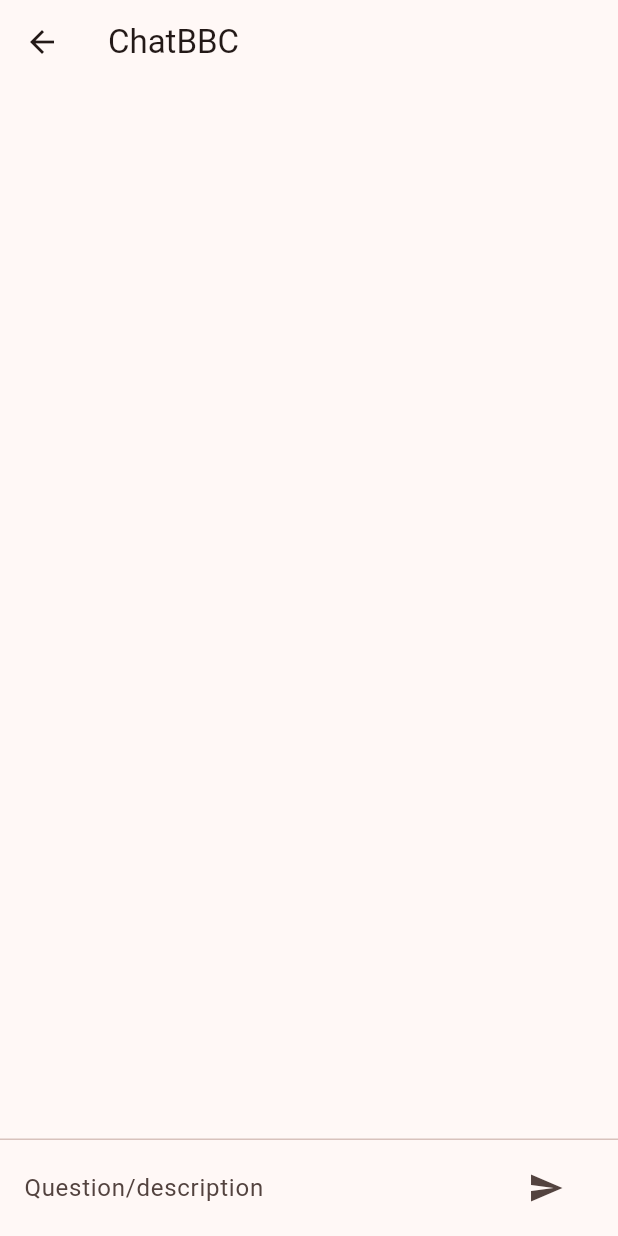
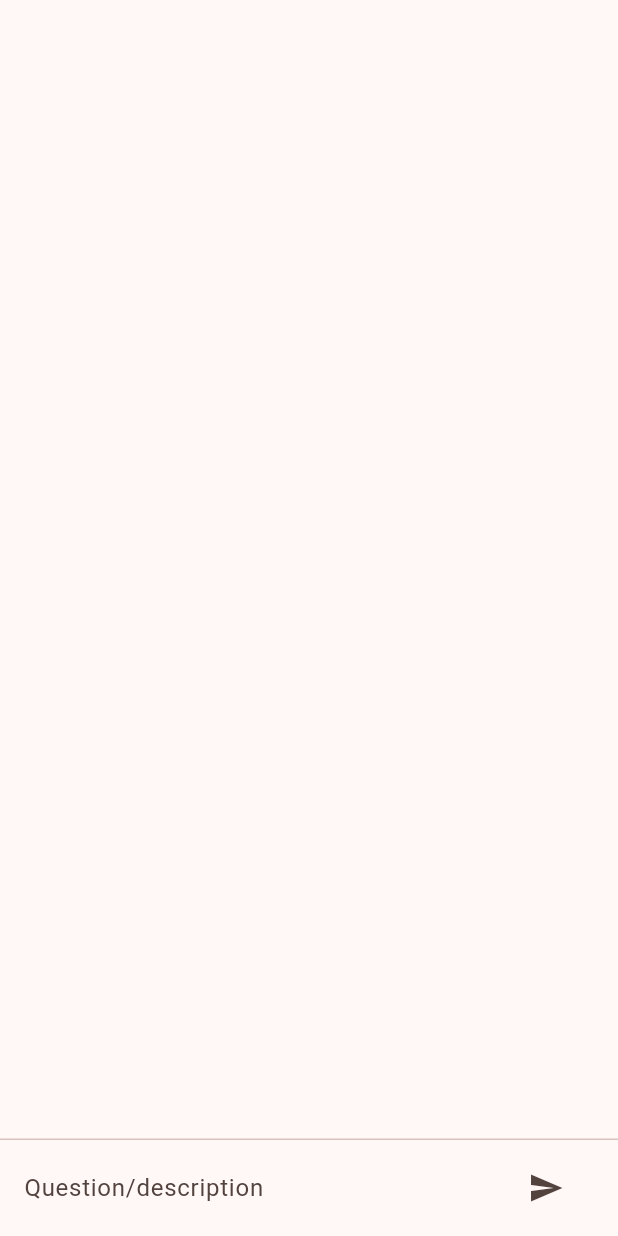
Before and after one commit to avnithv/CongressionalApp2023, a Flutter app: the ChatScreen screen opened directly, on a phone screen of 412 x 824 dp. Run offline on Flutter 3.47's test engine with Material 2 defaults, Android fonts, the phone set to English and light mode, and no system bars; our stand-ins replace fluttertoast, velocity_x; missing offline and left inert: chat_gpt_sdk, mindmap.

Commit message:
Update chat_screen.dart

```diff
--- a/congressional_app/lib/chat_screen.dart
+++ b/congressional_app/lib/chat_screen.dart
@@ -22,7 +22,7 @@ class _ChatScreenState extends State<ChatScreen> {
   @override
   void initState() {
     chatGPT = OpenAI.instance.build(
-        token: "",
+        token: "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",
         baseOption: HttpSetup(receiveTimeout: const Duration(seconds: 30)));
     super.initState();
   }
@@ -98,7 +98,6 @@ class _ChatScreenState extends State<ChatScreen> {
   @override
   Widget build(BuildContext context) {
     return Scaffold(
-        appBar: AppBar(title: const Text("ChatBBC")),
         body: SafeArea(
       child: Column(
         children: [
```
Lines whose indentation alone changed are shown as unchanged.
